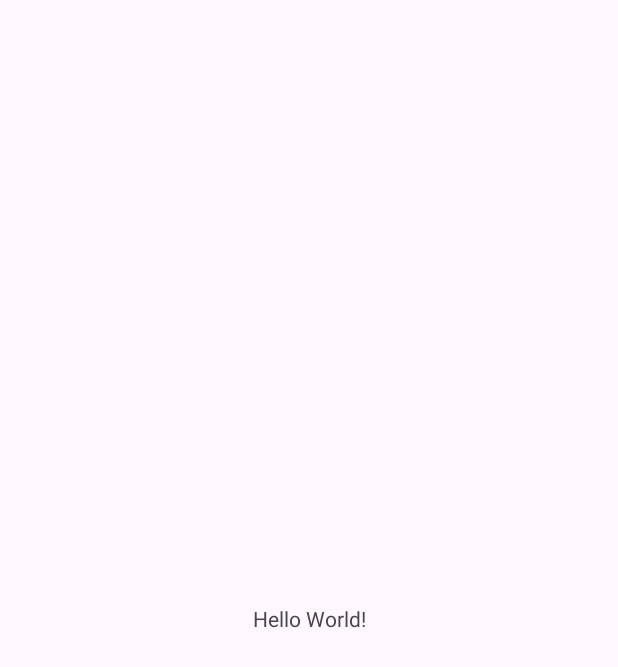
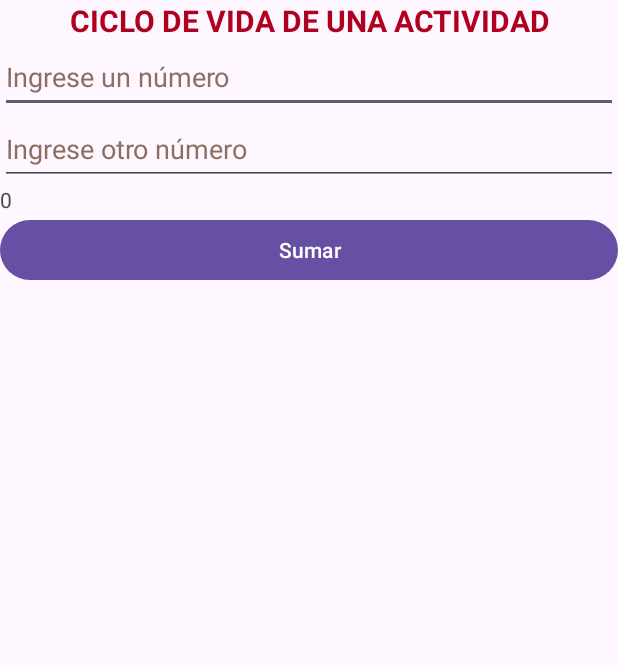
Before and after one commit to clayaldas/App_003, an Android app: the screen it shows after launch (MainActivity before the commit, SecondActivity after it), on a phone screen of 412 x 824 dp. Before the commit the part shown is almost empty. Shown: the top 667 px of the screen. Run offline under Robolectric (Android 15) with nearby library versions, the phone set to English and light mode, and no system bars.

Commit message:
Terminado clase viernes 04 de octubre

```diff
--- a/app/src/main/AndroidManifest.xml
+++ b/app/src/main/AndroidManifest.xml
@@ -14,6 +14,9 @@
         tools:targetApi="31">
         <activity
             android:name=".MainActivity"
+            android:exported="false" />
+        <activity
+            android:name=".SecondActivity"
             android:exported="true">
             <intent-filter>
                 <action android:name="android.intent.action.MAIN" />
--- /dev/null
+++ b/app/src/main/java/uta/fisei/app_003/SecondActivity.java
@@ -0,0 +1,59 @@
+package uta.fisei.app_003;
+
+import androidx.appcompat.app.AppCompatActivity;
+
+import android.os.Bundle;
+import android.view.View;
+import android.widget.Button;
+import android.widget.EditText;
+import android.widget.TextView;
+import android.widget.ViewAnimator;
+
+public class SecondActivity extends AppCompatActivity {
+
+    private EditText editTextNumberOne;
+    private EditText editTextNumberTwo;
+    private TextView textViewResult;
+    private Button buttonAdd;
+
+
+
+    @Override
+    protected void onCreate(Bundle savedInstanceState) {
+        super.onCreate(savedInstanceState);
+        setContentView(R.layout.activity_second);
+
+        // refenciar las vistas (controles) de la UI
+        editTextNumberOne = findViewById(R.id.editTextNumberOne);
+        editTextNumberTwo = findViewById(R.id.editTextNumberTwo);
+        textViewResult = findViewById(R.id.textViewResult);
+        buttonAdd = findViewById(R.id.buttonAdd);
+
+        buttonAdd.setOnClickListener(new View.OnClickListener() {
+            @Override
+            public void onClick(View view) {
+                String numberOne = editTextNumberOne.getText().toString();
+                String numberTwo = editTextNumberTwo.getText().toString();
+
+                int a = Integer.parseInt(numberOne);
+                int b = Integer.parseInt(numberTwo);
+                long add = a + b;
+
+                String result = String.valueOf(add);
+                textViewResult.setText(result);
+            }
+        });
+    }
+
+    public void onClickAdd(View view) {
+        String numberOne = editTextNumberOne.getText().toString();
+        String numberTwo = editTextNumberTwo.getText().toString();
+
+        int a = Integer.parseInt(numberOne);
+        int b = Integer.parseInt(numberTwo);
+        long add = a + b;
+
+        String result = String.valueOf(add);
+        textViewResult.setText(result);
+    }
+}
--- a/app/src/main/res/layout/activity_main.xml
+++ b/app/src/main/res/layout/activity_main.xml
@@ -1,18 +1,11 @@
 <?xml version="1.0" encoding="utf-8"?>
-<androidx.constraintlayout.widget.ConstraintLayout xmlns:android="http://schemas.android.com/apk/res/android"
+<LinearLayout xmlns:android="http://schemas.android.com/apk/res/android"
     xmlns:app="http://schemas.android.com/apk/res-auto"
     xmlns:tools="http://schemas.android.com/tools"
     android:layout_width="match_parent"
     android:layout_height="match_parent"
-    tools:context=".MainActivity">
+    android:orientation="vertical"
+    tools:context=".MainActivity" >
 
-    <TextView
-        android:layout_width="wrap_content"
-        android:layout_height="wrap_content"
-        android:text="Hello World!"
-        app:layout_constraintBottom_toBottomOf="parent"
-        app:layout_constraintEnd_toEndOf="parent"
-        app:layout_constraintStart_toStartOf="parent"
-        app:layout_constraintTop_toTopOf="parent" />
 
-</androidx.constraintlayout.widget.ConstraintLayout>
+</LinearLayout>
--- /dev/null
+++ b/app/src/main/res/layout/activity_second.xml
@@ -0,0 +1,57 @@
+<?xml version="1.0" encoding="utf-8"?>
+<LinearLayout xmlns:android="http://schemas.android.com/apk/res/android"
+    xmlns:app="http://schemas.android.com/apk/res-auto"
+    xmlns:tools="http://schemas.android.com/tools"
+    android:layout_width="match_parent"
+    android:layout_height="match_parent"
+    android:orientation="vertical"
+    tools:context=".SecondActivity">
+
+    <TextView
+        android:id="@+id/textViewTitle"
+        android:layout_width="match_parent"
+        android:layout_height="wrap_content"
+        android:text="@string/textview_title_text"
+        android:textAlignment="center"
+        android:textAllCaps="true"
+        android:textColor="@color/design_default_color_error"
+        android:textSize="20sp"
+        android:textStyle="bold" />
+
+    <EditText
+        android:id="@+id/editTextNumberOne"
+        android:layout_width="match_parent"
+        android:layout_height="wrap_content"
+        android:ems="10"
+        android:hint="@string/edittext_numberone_hint"
+        android:inputType="text"
+        android:minHeight="48dp"
+        android:textColorHint="#8D6E63"
+        tools:ignore="TextFields,VisualLintTextFieldSize"
+        android:autofillHints="" />
+
+    <EditText
+        android:id="@+id/editTextNumberTwo"
+        android:layout_width="match_parent"
+        android:layout_height="wrap_content"
+        android:ems="10"
+        android:hint="@string/edittext_numbertwo_hint"
+        android:inputType="numberSigned"
+        android:minHeight="48dp"
+        android:textColorHint="#8D6E63"
+        android:autofillHints=""
+        tools:ignore="VisualLintTextFieldSize" />
+
+    <TextView
+        android:id="@+id/textViewResult"
+        android:layout_width="match_parent"
+        android:layout_height="wrap_content"
+        android:text="@string/textview_result_text" />
+
+    <Button
+        android:id="@+id/buttonAdd"
+        android:layout_width="match_parent"
+        android:layout_height="wrap_content"
+        android:text="@string/button_add_text"
+        tools:ignore="VisualLintButtonSize" />
+</LinearLayout>
--- a/app/src/main/res/values/strings.xml
+++ b/app/src/main/res/values/strings.xml
@@ -1,3 +1,11 @@
 <resources>
-    <string name="app_name">App_003</string>
+    <string name="app_name">Primera aplicación</string>
+
+    <string name="textview_title_text">Ciclo de vida de una actividad </string>
+
+    <string name="edittext_numberone_hint">Ingrese un número</string>
+    <string name="edittext_numbertwo_hint">Ingrese otro número </string>
+    <string name="textview_result_text">0</string>
+    <string name="button_add_text">Sumar</string>
+
 </resources>
```
